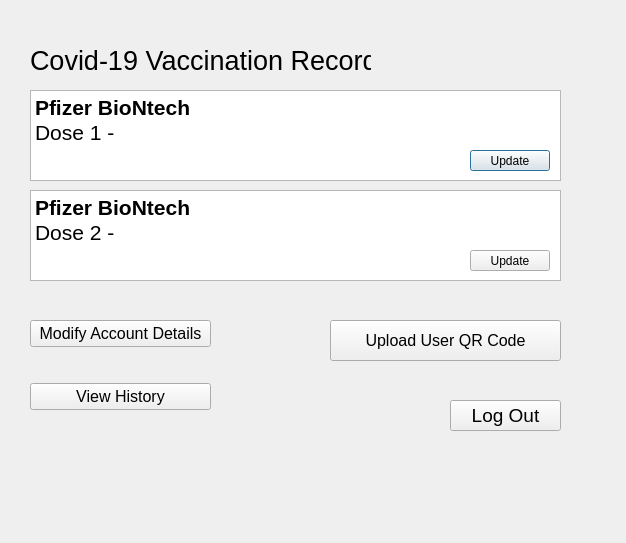
Old version of the form L_A_B_Final_Project/adminmainpage.ui in the repository SourPanda13/106-Group-Assignment.
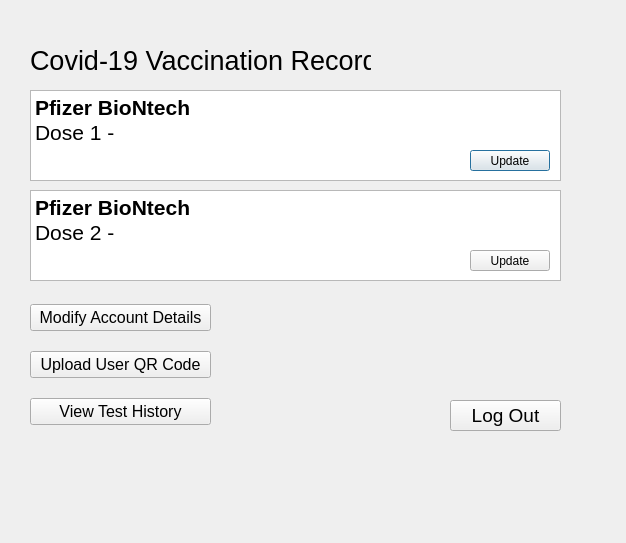
New version of the form.

Patch:
```diff
--- a/L_A_B_Final_Project/adminmainpage.ui
+++ b/L_A_B_Final_Project/adminmainpage.ui
@@ -104,24 +104,6 @@
     <string>Update</string>
    </property>
   </widget>
-  <widget class="QPushButton" name="NHIQRCodeDisplay">
-   <property name="geometry">
-    <rect>
-     <x>330</x>
-     <y>320</y>
-     <width>231</width>
-     <height>41</height>
-    </rect>
-   </property>
-   <property name="font">
-    <font>
-     <pointsize>12</pointsize>
-    </font>
-   </property>
-   <property name="text">
-    <string>Upload User QR Code</string>
-   </property>
-  </widget>
   <widget class="QLabel" name="Dose1Confirmation">
    <property name="geometry">
     <rect>
@@ -211,6 +193,18 @@
       </property>
      </widget>
     </item>
+    <item>
+     <widget class="QPushButton" name="NHIQRCodeDisplay">
+      <property name="font">
+       <font>
+        <pointsize>12</pointsize>
+       </font>
+      </property>
+      <property name="text">
+       <string>Upload User QR Code</string>
+      </property>
+     </widget>
+    </item>
     <item>
      <widget class="QPushButton" name="GetATest">
       <property name="font">
@@ -219,7 +213,7 @@
        </font>
       </property>
       <property name="text">
-       <string>View History</string>
+       <string>View Test History</string>
       </property>
      </widget>
     </item>
```
